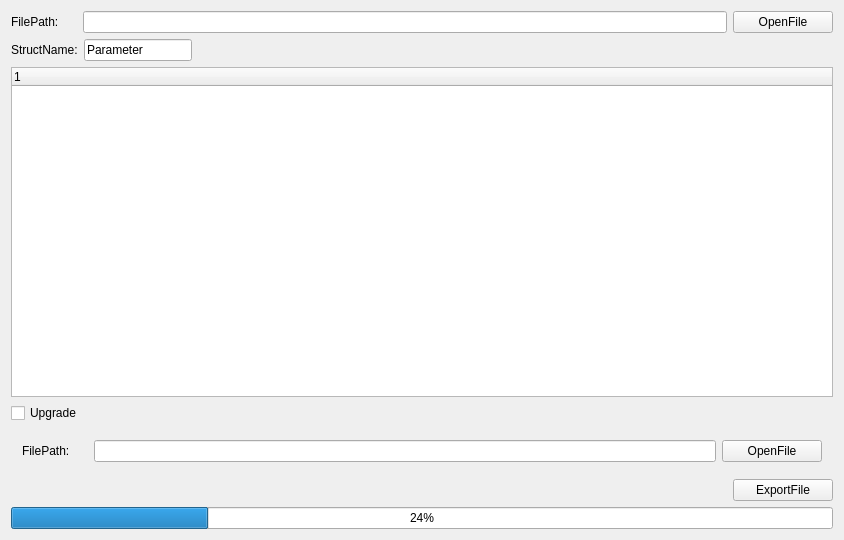
First picture: the form in App/ParaFileConversion/parafileconversion.ui, repository Scorpion1911/ServoDriveTech, before the edit.
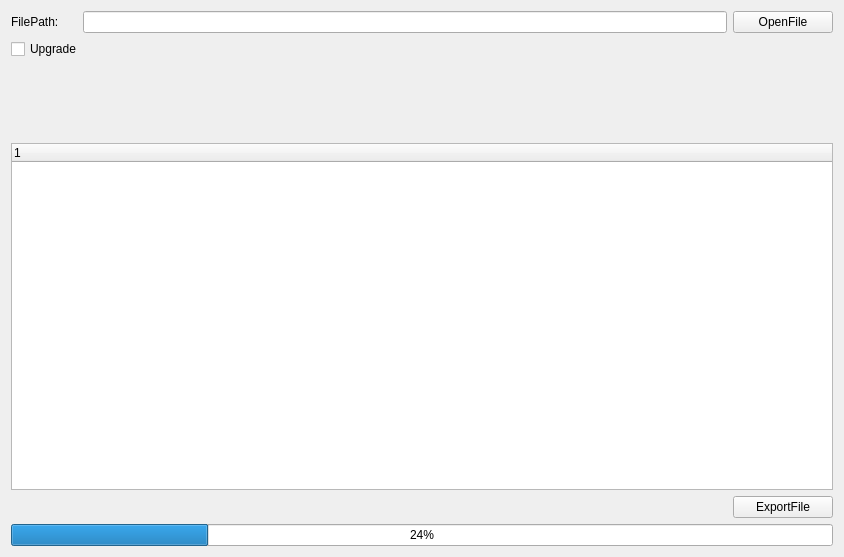
Second picture: the form after the edit.

The edit to the form file:
```diff
--- a/App/ParaFileConversion/parafileconversion.ui
+++ b/App/ParaFileConversion/parafileconversion.ui
@@ -7,7 +7,7 @@
     <x>0</x>
     <y>0</y>
     <width>844</width>
-    <height>540</height>
+    <height>557</height>
    </rect>
   </property>
   <property name="windowTitle">
@@ -15,6 +15,13 @@
   </property>
   <widget class="QWidget" name="centralWidget">
    <layout class="QGridLayout" name="gridLayout">
+    <item row="8" column="0">
+     <widget class="QProgressBar" name="progressBar">
+      <property name="value">
+       <number>24</number>
+      </property>
+     </widget>
+    </item>
     <item row="0" column="0">
      <layout class="QHBoxLayout" name="horizontalLayout">
       <item>
@@ -48,42 +55,10 @@
       </item>
      </layout>
     </item>
-    <item row="1" column="0">
-     <layout class="QHBoxLayout" name="horizontalLayout_2">
+    <item row="7" column="0">
+     <layout class="QHBoxLayout" name="horizontalLayout_3">
       <item>
-       <widget class="QLabel" name="label_StrName">
-        <property name="minimumSize">
-         <size>
-          <width>66</width>
-          <height>0</height>
-         </size>
-        </property>
-        <property name="text">
-         <string>StructName:</string>
-        </property>
-       </widget>
-      </item>
-      <item>
-       <widget class="QLineEdit" name="lineEdit_StrName">
-        <property name="sizePolicy">
-         <sizepolicy hsizetype="Maximum" vsizetype="Fixed">
-          <horstretch>0</horstretch>
-          <verstretch>0</verstretch>
-         </sizepolicy>
-        </property>
-        <property name="minimumSize">
-         <size>
-          <width>100</width>
-          <height>0</height>
-         </size>
-        </property>
-        <property name="text">
-         <string>Parameter</string>
-        </property>
-       </widget>
-      </item>
-      <item>
-       <spacer name="horizontalSpacer_2">
+       <spacer name="horizontalSpacer">
         <property name="orientation">
          <enum>Qt::Horizontal</enum>
         </property>
@@ -95,9 +70,22 @@
         </property>
        </spacer>
       </item>
+      <item>
+       <widget class="QPushButton" name="pushbtn_ExportFile">
+        <property name="minimumSize">
+         <size>
+          <width>100</width>
+          <height>0</height>
+         </size>
+        </property>
+        <property name="text">
+         <string>ExportFile</string>
+        </property>
+       </widget>
+      </item>
      </layout>
     </item>
-    <item row="2" column="0">
+    <item row="4" column="0">
      <widget class="QTreeWidget" name="treeWidget">
       <column>
        <property name="text">
@@ -106,26 +94,62 @@
       </column>
      </widget>
     </item>
-    <item row="3" column="0">
+    <item row="1" column="0">
      <widget class="QCheckBox" name="checkBox_Upgrade">
       <property name="text">
        <string>Upgrade</string>
       </property>
      </widget>
     </item>
-    <item row="4" column="0">
-     <widget class="QWidget" name="widget_Upgrade" native="true">
+    <item row="3" column="0">
+     <widget class="QWidget" name="widget_outputHeadFile" native="true">
+      <layout class="QHBoxLayout" name="horizontalLayout_2"/>
+     </widget>
+    </item>
+    <item row="2" column="0">
+     <widget class="QStackedWidget" name="stackedWidget">
       <property name="sizePolicy">
        <sizepolicy hsizetype="Preferred" vsizetype="Maximum">
         <horstretch>0</horstretch>
         <verstretch>0</verstretch>
        </sizepolicy>
       </property>
-      <layout class="QHBoxLayout" name="hLayout_Upgrade">
-       <item>
-        <layout class="QHBoxLayout" name="horizontalLayout_4">
+      <property name="currentIndex">
+       <number>0</number>
+      </property>
+      <widget class="QWidget" name="firstExportPage">
+       <widget class="QWidget" name="layoutWidget">
+        <property name="geometry">
+         <rect>
+          <x>10</x>
+          <y>10</y>
+          <width>801</width>
+          <height>22</height>
+         </rect>
+        </property>
+        <layout class="QHBoxLayout" name="horizontalLayout_5">
          <item>
-          <widget class="QLabel" name="label_FilePath_Upgrade">
+          <widget class="QCheckBox" name="checkBox_HeadFile">
+           <property name="text">
+            <string>OutputHeadFile</string>
+           </property>
+          </widget>
+         </item>
+         <item>
+          <spacer name="horizontalSpacer_2">
+           <property name="orientation">
+            <enum>Qt::Horizontal</enum>
+           </property>
+           <property name="sizeHint" stdset="0">
+            <size>
+             <width>88</width>
+             <height>17</height>
+            </size>
+           </property>
+          </spacer>
+         </item>
+         <item>
+          <widget class="QLabel" name="label_StrName">
            <property name="minimumSize">
             <size>
              <width>66</width>
@@ -133,15 +157,18 @@
             </size>
            </property>
            <property name="text">
-            <string>FilePath:</string>
+            <string>StructName/FileName:</string>
            </property>
           </widget>
          </item>
          <item>
-          <widget class="QLineEdit" name="lineEdit_FilePath_Upgrade"/>
-         </item>
-         <item>
-          <widget class="QPushButton" name="pushBtn_OpenFile_Upgrade">
+          <widget class="QLineEdit" name="lineEdit_StrName">
+           <property name="sizePolicy">
+            <sizepolicy hsizetype="Maximum" vsizetype="Fixed">
+             <horstretch>0</horstretch>
+             <verstretch>0</verstretch>
+            </sizepolicy>
+           </property>
            <property name="minimumSize">
             <size>
              <width>100</width>
@@ -154,45 +181,45 @@
           </widget>
          </item>
         </layout>
-       </item>
-      </layout>
-     </widget>
-    </item>
-    <item row="5" column="0">
-     <layout class="QHBoxLayout" name="horizontalLayout_3">
-      <item>
-       <spacer name="horizontalSpacer">
-        <property name="orientation">
-         <enum>Qt::Horizontal</enum>
-        </property>
-        <property name="sizeHint" stdset="0">
-         <size>
-          <width>40</width>
-          <height>20</height>
-         </size>
-        </property>
-       </spacer>
-      </item>
-      <item>
-       <widget class="QPushButton" name="pushbtn_ExportFile">
-        <property name="minimumSize">
-         <size>
-          <width>100</width>
-          <height>0</height>
-         </size>
-        </property>
-        <property name="text">
-         <string>ExportFile</string>
-        </property>
        </widget>
-      </item>
-     </layout>
-    </item>
-    <item row="6" column="0">
-     <widget class="QProgressBar" name="progressBar">
-      <property name="value">
-       <number>24</number>
-      </property>
+      </widget>
+      <widget class="QWidget" name="UpgradePage">
+       <layout class="QHBoxLayout" name="hLayout_Upgrade">
+        <item>
+         <layout class="QHBoxLayout" name="horizontalLayout_4">
+          <item>
+           <widget class="QLabel" name="label_FilePath_Upgrade">
+            <property name="minimumSize">
+             <size>
+              <width>66</width>
+              <height>0</height>
+             </size>
+            </property>
+            <property name="text">
+             <string>FilePath:</string>
+            </property>
+           </widget>
+          </item>
+          <item>
+           <widget class="QLineEdit" name="lineEdit_FilePath_Upgrade"/>
+          </item>
+          <item>
+           <widget class="QPushButton" name="pushBtn_OpenFile_Upgrade">
+            <property name="minimumSize">
+             <size>
+              <width>100</width>
+              <height>0</height>
+             </size>
+            </property>
+            <property name="text">
+             <string>OpenFile</string>
+            </property>
+           </widget>
+          </item>
+         </layout>
+        </item>
+       </layout>
+      </widget>
      </widget>
     </item>
    </layout>
```
Left out of the diff: 2 changed lines with no effect on the pictures.
